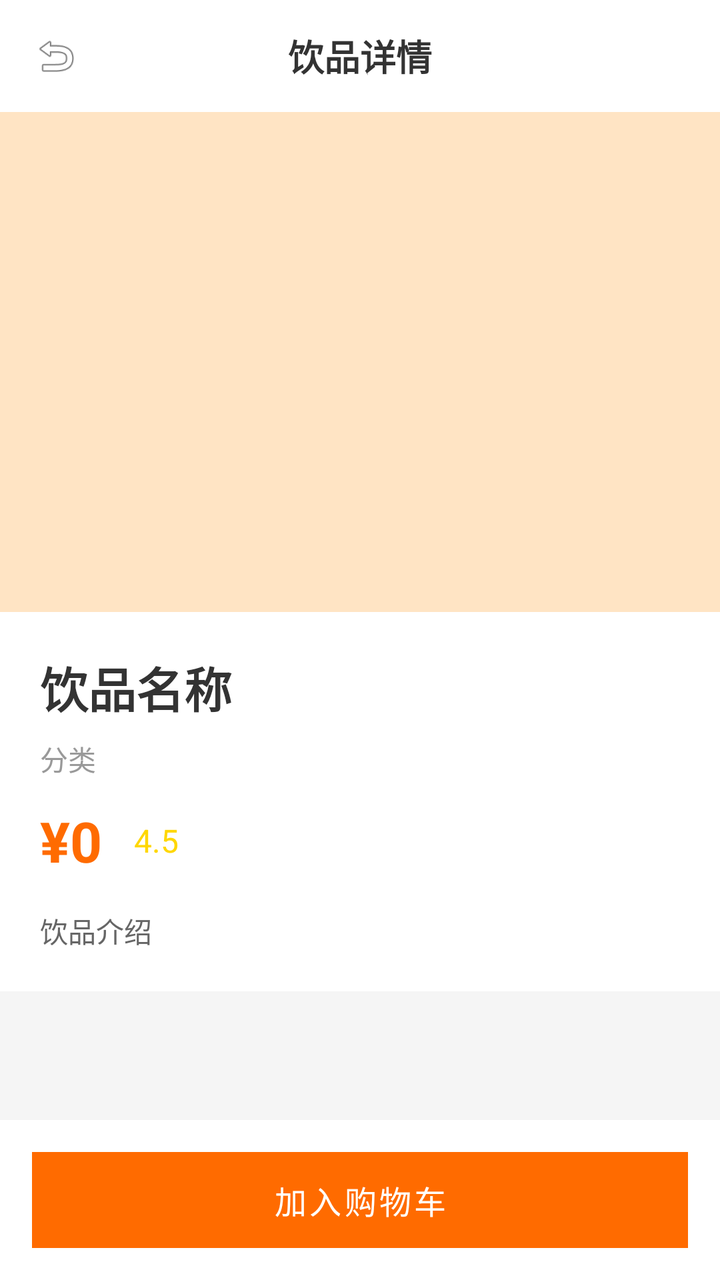
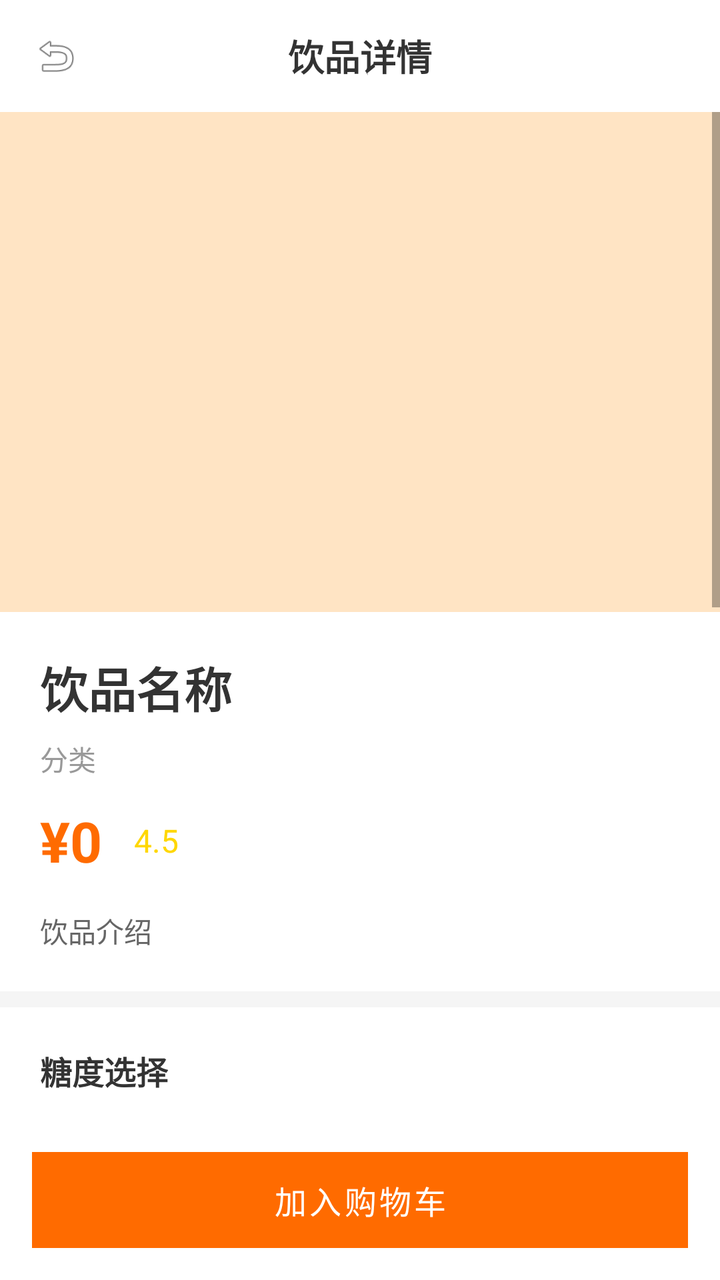

The first picture is an Android layout as it rendered before a commit; the second is the same layout after the commit. The layout source and the unified diff follow.
<!-- AndroidManifest.xml: application theme Theme.DrinkOrder -->
<!-- res/layout/activity_detail.xml -->
<?xml version="1.0" encoding="utf-8"?>

<LinearLayout xmlns:android="http://schemas.android.com/apk/res/android"
    android:layout_width="match_parent"
    android:layout_height="match_parent"
    android:background="#F5F5F5"
    android:orientation="vertical">

    <LinearLayout
        android:layout_width="match_parent"
        android:layout_height="56dp"
        android:background="#FFFFFF"
        android:gravity="center_vertical"
        android:orientation="horizontal"
        android:paddingStart="16dp"
        android:paddingEnd="16dp">

        <ImageView
            android:id="@+id/iv_back"
            android:layout_width="24dp"
            android:layout_height="24dp"
            android:src="@android:drawable/ic_menu_revert"
            android:contentDescription="返回" />

        <TextView
            android:layout_width="0dp"
            android:layout_height="wrap_content"
            android:layout_weight="1"
            android:gravity="center"
            android:text="饮品详情"
            android:textColor="#333333"
            android:textSize="18sp"
            android:textStyle="bold" />

        <View
            android:layout_width="24dp"
            android:layout_height="24dp" />

    </LinearLayout>

    <ScrollView
        android:layout_width="match_parent"
        android:layout_height="0dp"
        android:layout_weight="1">

        <LinearLayout
            android:layout_width="match_parent"
            android:layout_height="wrap_content"
            android:orientation="vertical">

            <ImageView
                android:id="@+id/iv_product"
                android:layout_width="match_parent"
                android:layout_height="250dp"
                android:background="#FFE4C4"
                android:scaleType="centerCrop" />

            <LinearLayout
                android:layout_width="match_parent"
                android:layout_height="wrap_content"
                android:background="#FFFFFF"
                android:orientation="vertical"
                android:padding="20dp">

                <TextView
                    android:id="@+id/tv_name"
                    android:layout_width="wrap_content"
                    android:layout_height="wrap_content"
                    android:text="饮品名称"
                    android:textColor="#333333"
                    android:textSize="24sp"
                    android:textStyle="bold" />

                <TextView
                    android:id="@+id/tv_category"
                    android:layout_width="wrap_content"
                    android:layout_height="wrap_content"
                    android:text="分类"
                    android:textColor="#999999"
                    android:textSize="14sp"
                    android:layout_marginTop="8dp" />

                <LinearLayout
                    android:layout_width="wrap_content"
                    android:layout_height="wrap_content"
                    android:orientation="horizontal"
                    android:layout_marginTop="12dp">

                    <TextView
                        android:id="@+id/tv_price"
                        android:layout_width="wrap_content"
                        android:layout_height="wrap_content"
                        android:text="¥0"
                        android:textColor="#FF6B00"
                        android:textSize="28sp"
                        android:textStyle="bold" />

                    <TextView
                        android:id="@+id/tv_rating"
                        android:layout_width="wrap_content"
                        android:layout_height="wrap_content"
                        android:text="4.5"
                        android:textColor="#FFD700"
                        android:textSize="16sp"
                        android:layout_marginStart="16dp"
                        android:layout_gravity="center_vertical" />

                </LinearLayout>

                <TextView
                    android:id="@+id/tv_description"
                    android:layout_width="wrap_content"
                    android:layout_height="wrap_content"
                    android:text="饮品介绍"
                    android:textColor="#666666"
                    android:textSize="14sp"
                    android:layout_marginTop="16dp"
                    android:lineSpacingExtra="4dp" />

            </LinearLayout>

        </LinearLayout>

    </ScrollView>

    <LinearLayout
        android:layout_width="match_parent"
        android:layout_height="wrap_content"
        android:background="#FFFFFF"
        android:orientation="horizontal"
        android:padding="16dp">

        <Button
            android:id="@+id/btn_add_to_cart"
            android:layout_width="match_parent"
            android:layout_height="48dp"
            android:background="#FF6B00"
            android:text="加入购物车"
            android:textColor="#FFFFFF"
            android:textSize="16sp" />

    </LinearLayout>

</LinearLayout>
<!-- resources referenced by this layout -->
<resources>
  <style name="Theme.DrinkOrder" parent="Theme.MaterialComponents.DayNight.DarkActionBar">
          <item name="colorPrimary">#FF6B00</item>
          <item name="colorPrimaryVariant">#FF8C00</item>
          <item name="colorOnPrimary">#FFFFFF</item>
          <item name="colorAccent">#FF6B00</item>
      </style>
</resources>

<!-- the commit's change to res/layout/activity_detail.xml (unified diff, before → after) -->
@@ -119,6 +119,207 @@
 
             </LinearLayout>
 
+            
+            <LinearLayout
+                android:layout_width="match_parent"
+                android:layout_height="wrap_content"
+                android:background="#FFFFFF"
+                android:orientation="vertical"
+                android:padding="20dp"
+                android:layout_marginTop="8dp">
+
+                <TextView
+                    android:layout_width="wrap_content"
+                    android:layout_height="wrap_content"
+                    android:text="糖度选择"
+                    android:textColor="#333333"
+                    android:textSize="16sp"
+                    android:textStyle="bold" />
+
+                <RadioGroup
+                    android:id="@+id/rg_sweetness"
+                    android:layout_width="match_parent"
+                    android:layout_height="wrap_content"
+                    android:orientation="horizontal"
+                    android:layout_marginTop="12dp">
+
+                    <RadioButton
+                        android:id="@+id/sweet_full"
+                        android:layout_width="0dp"
+                        android:layout_height="wrap_content"
+                        android:layout_weight="1"
+                        android:text="全糖"
+                        android:textSize="13sp" />
+
+                    <RadioButton
+                        android:id="@+id/sweet_70"
+                        android:layout_width="0dp"
+                        android:layout_height="wrap_content"
+                        android:layout_weight="1"
+                        android:text="七分糖"
+                        android:textSize="13sp"
+                        android:checked="true" />
+
+                    <RadioButton
+                        android:id="@+id/sweet_50"
+                        android:layout_width="0dp"
+                        android:layout_height="wrap_content"
+                        android:layout_weight="1"
+                        android:text="半糖"
+                        android:textSize="13sp" />
+
+                    <RadioButton
+                        android:id="@+id/sweet_30"
+                        android:layout_width="0dp"
+                        android:layout_height="wrap_content"
+                        android:layout_weight="1"
+                        android:text="三分糖"
+                        android:textSize="13sp" />
+
+                    <RadioButton
+                        android:id="@+id/sweet_0"
+                        android:layout_width="0dp"
+                        android:layout_height="wrap_content"
+                        android:layout_weight="1"
+                        android:text="无糖"
+                        android:textSize="13sp" />
+
+                </RadioGroup>
+
+            </LinearLayout>
+
+            
+            <LinearLayout
+                android:layout_width="match_parent"
+                android:layout_height="wrap_content"
+                android:background="#FFFFFF"
+                android:orientation="vertical"
+                android:padding="20dp"
+                android:layout_marginTop="8dp">
+
+                <TextView
+                    android:layout_width="wrap_content"
+                    android:layout_height="wrap_content"
+                    android:text="冰量选择"
+                    android:textColor="#333333"
+                    android:textSize="16sp"
+                    android:textStyle="bold" />
+
+                <RadioGroup
+                    android:id="@+id/rg_ice"
+                    android:layout_width="match_parent"
+                    android:layout_height="wrap_content"
+                    android:orientation="horizontal"
+                    android:layout_marginTop="12dp">
+
+                    <RadioButton
+                        android:id="@+id/ice_extra"
+                        android:layout_width="0dp"
+                        android:layout_height="wrap_content"
+                        android:layout_weight="1"
+                        android:text="多冰"
+                        android:textSize="13sp" />
+
+                    <RadioButton
+                        android:id="@+id/ice_normal"
+                        android:layout_width="0dp"
+                        android:layout_height="wrap_content"
+                        android:layout_weight="1"
+                        android:text="正常冰"
+                        android:textSize="13sp"
+                        android:checked="true" />
+
+                    <RadioButton
+                        android:id="@+id/ice_less"
+                        android:layout_width="0dp"
+                        android:layout_height="wrap_content"
+                        android:layout_weight="1"
+                        android:text="少冰"
+                        android:textSize="13sp" />
+
+                    <RadioButton
+                        android:id="@+id/ice_no"
+                        android:layout_width="0dp"
+                        android:layout_height="wrap_content"
+                        android:layout_weight="1"
+                        android:text="去冰"
+                        android:textSize="13sp" />
+
+                    <RadioButton
+                        android:id="@+id/ice_hot"
+                        android:layout_width="0dp"
+                        android:layout_height="wrap_content"
+                        android:layout_weight="1"
+                        android:text="热饮"
+                        android:textSize="13sp" />
+
+                </RadioGroup>
+
+            </LinearLayout>
+
+            
+            <LinearLayout
+                android:id="@+id/layout_toppings"
+                android:layout_width="match_parent"
+                android:layout_height="wrap_content"
+                android:background="#FFFFFF"
+                android:orientation="vertical"
+                android:padding="20dp"
+                android:layout_marginTop="8dp">
+
+                <TextView
+                    android:layout_width="wrap_content"
+                    android:layout_height="wrap_content"
+                    android:text="加料（可多选）"
+                    android:textColor="#333333"
+                    android:textSize="16sp"
+                    android:textStyle="bold" />
+
+                <LinearLayout
+                    android:layout_width="match_parent"
+                    android:layout_height="wrap_content"
+                    android:orientation="vertical"
+                    android:layout_marginTop="12dp">
+
+                    <CheckBox
+                        android:id="@+id/topping_pearl"
+                        android:layout_width="wrap_content"
+                        android:layout_height="wrap_content"
+                        android:text="珍珠 +¥2"
+                        android:textSize="14sp" />
+
+                    <CheckBox
+                        android:id="@+id/topping_coconut"
+                        android:layout_width="wrap_content"
+                        android:layout_height="wrap_content"
+                        android:text="椰果 +¥2"
+                        android:textSize="14sp" />
+
+                    <CheckBox
+                        android:id="@+id/topping_red_bean"
+                        android:layout_width="wrap_content"
+                        android:layout_height="wrap_content"
+                        android:text="红豆 +¥2"
+                        android:textSize="14sp" />
+
+                    <CheckBox
+                        android:id="@+id/topping_pudding"
+                        android:layout_width="wrap_content"
+                        android:layout_height="wrap_content"
+                        android:text="布丁 +¥3"
+                        android:textSize="14sp" />
+
+                    <CheckBox
+                        android:id="@+id/topping_grass_jelly"
+                        android:layout_width="wrap_content"
+                        android:layout_height="wrap_content"
+                        android:text="仙草 +¥2"
+                        android:textSize="14sp" />
+
+                </LinearLayout>
+
+            </LinearLayout>
+
         </LinearLayout>
 
     </ScrollView>
